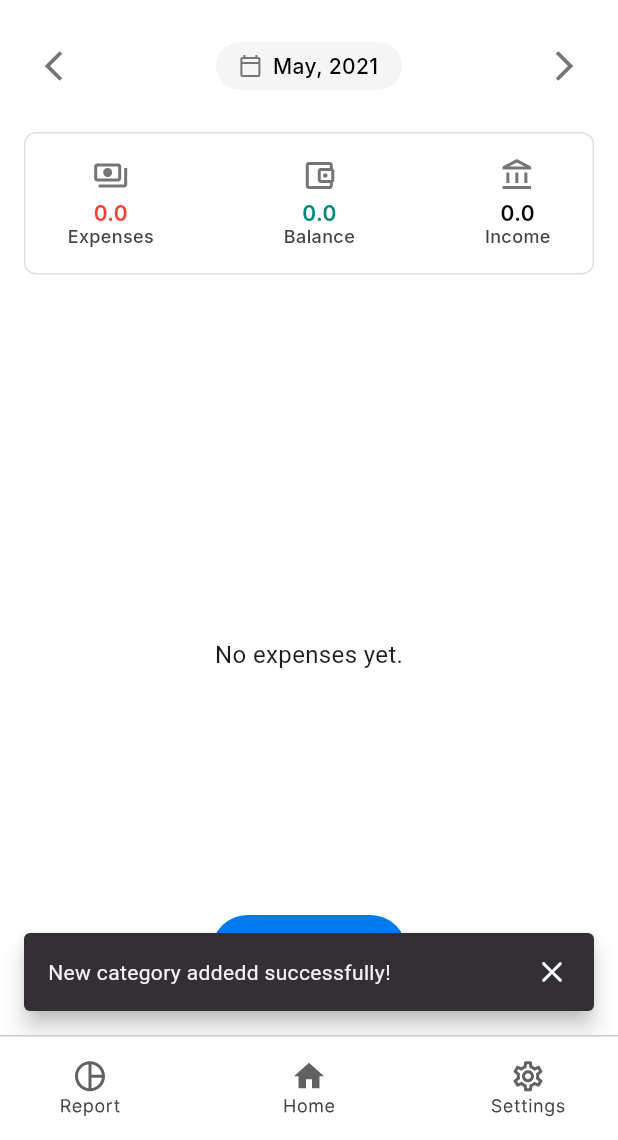
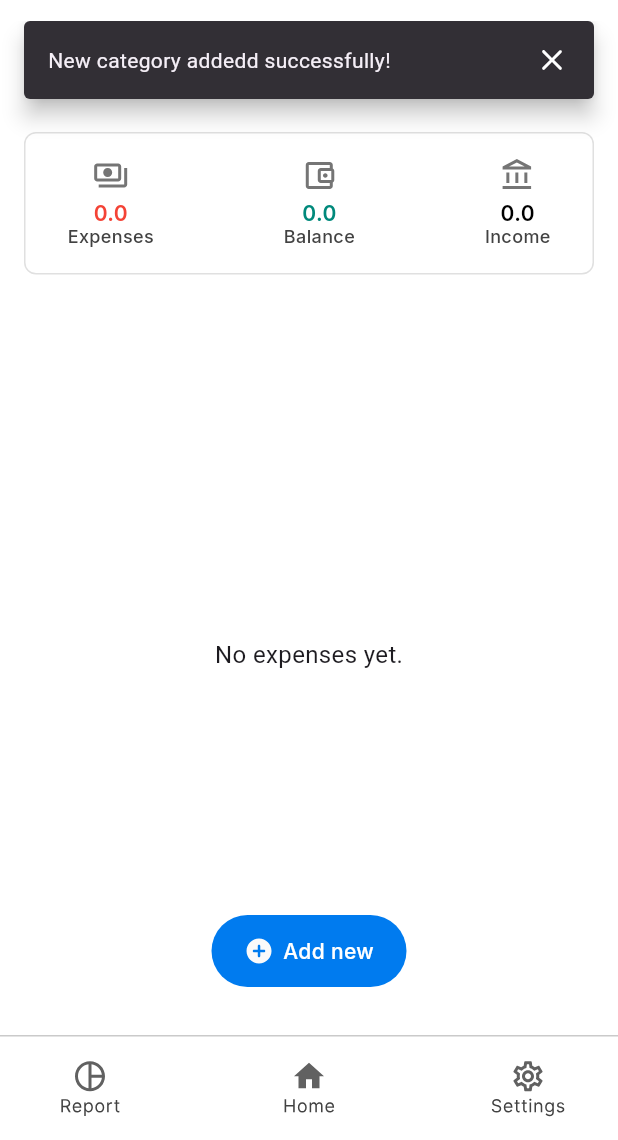
Before and after one commit to aposaitama/kitty, a Flutter app: the AddNewCategories screen opened by its route, after a tap on "Add new category", on a phone screen of 412 x 824 dp, the part 96-1236 px from its top. Run offline on Flutter 3.47's test engine with Material 3 defaults, Android fonts, the phone set to English and light mode, and no system bars; our stand-ins replace bloc, dotted_border, flutter_bloc, flutter_svg, freezed_annotation, go_router and 1 more; accounts and stored records are empty.

Commit message:
updated snackBar message at the top after the adding category

```diff
--- a/lib/pages/add_new_categories_page/add_new_categories.dart
+++ b/lib/pages/add_new_categories_page/add_new_categories.dart
@@ -240,7 +240,7 @@ class _AddNewCategoriesState extends State<AddNewCategories> {
                         } else if (state is CategoryError) {
                           return Text('Error: ${state.message}');
                         } else {
-                          return CircularProgressIndicator();
+                          return const CircularProgressIndicator();
                         }
                       },
                     ),
@@ -259,15 +259,17 @@ class _AddNewCategoriesState extends State<AddNewCategories> {
                     name: categoryController.text, iconPath: iconPath));
                 context.go('/home');
                 ScaffoldMessenger.of(context).showSnackBar(SnackBar(
+                    dismissDirection: DismissDirection.up,
                     behavior: SnackBarBehavior.floating,
-                    margin: EdgeInsets.fromLTRB(16.0, 16, 16.0, 16.0),
-                    duration: Duration(
-                        seconds:
-                            3), // Optional: Duration for how long it stays visible
+                    margin: EdgeInsets.only(
+                        left: 16.0,
+                        right: 16.0,
+                        bottom: MediaQuery.of(context).size.height - 200),
+                    duration: const Duration(seconds: 3),
                     content: Row(
                       mainAxisAlignment: MainAxisAlignment.spaceBetween,
                       children: [
-                        Text('New category addedd successfully! '),
+                        const Text('New category addedd successfully! '),
                         GestureDetector(
                             onTap: () {
                               if (mounted) {
```
